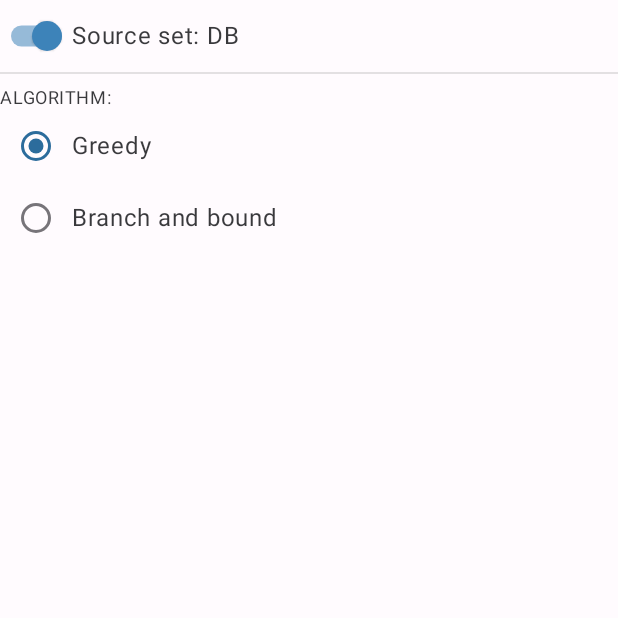
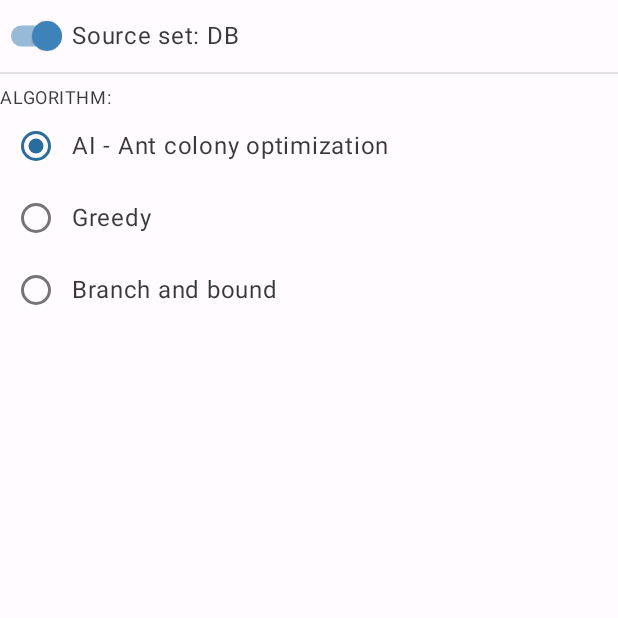
Before and after one commit to daniel553/PlatformScience, an Android app built with Jetpack Compose: the composable SimpleSettingsView shown on its own in the app's theme, on a phone screen of 412 x 824 dp, the top half of it. Run offline under Robolectric (Android 15) with nearby library versions, the phone set to English and light mode, and no system bars; our stand-ins replace Dagger/Hilt's generated code.

Commit message:
[Added] Ant colony to ui and settings as default algorithm

```diff
--- a/app/src/main/java/com/tripletres/platformscience/domain/algorithm/AssignationAlgorithmType.kt
+++ b/app/src/main/java/com/tripletres/platformscience/domain/algorithm/AssignationAlgorithmType.kt
@@ -6,4 +6,5 @@ package com.tripletres.platformscience.domain.algorithm
 enum class AssignationAlgorithmType {
     GREEDY,
     BRANCH,
+    ANT_COLONY
 }
--- a/app/src/main/java/com/tripletres/platformscience/domain/model/Converter.kt
+++ b/app/src/main/java/com/tripletres/platformscience/domain/model/Converter.kt
@@ -66,6 +66,7 @@ fun String.toAssignationAlgorithmType(): AssignationAlgorithmType {
     return when (this) {
         "GREEDY" -> AssignationAlgorithmType.GREEDY
         "BRANCH_BOUND" -> AssignationAlgorithmType.BRANCH
-        else -> TODO("No available")
+        "ACO" -> AssignationAlgorithmType.ANT_COLONY
+        else -> TODO("Domain: Algorithm No Available")
     }
 }
--- a/app/src/main/java/com/tripletres/platformscience/ui/view/settings/SimpleSettingsView.kt
+++ b/app/src/main/java/com/tripletres/platformscience/ui/view/settings/SimpleSettingsView.kt
@@ -14,6 +14,7 @@ import androidx.compose.ui.res.stringResource
 import androidx.compose.ui.unit.dp
 import androidx.hilt.navigation.compose.hiltViewModel
 import com.tripletres.platformscience.R
+import com.tripletres.platformscience.util.SimpleSettingsUtil.Companion.ALGORITHM_ACO
 import com.tripletres.platformscience.util.SimpleSettingsUtil.Companion.ALGORITHM_BRANCH_BOUND
 import com.tripletres.platformscience.util.SimpleSettingsUtil.Companion.ALGORITHM_GREEDY
 
@@ -47,6 +48,7 @@ fun SimpleSettingsView(modifier: Modifier? = Modifier) {
                 Text(
                     text = stringResource(
                         id = when (algorithm) {
+                            ALGORITHM_ACO -> R.string.algorithm_aco
                             ALGORITHM_GREEDY -> R.string.algorithm_greedy
                             ALGORITHM_BRANCH_BOUND -> R.string.algorithm_branch_and_bound
                             else -> R.string.algorithm_greedy
--- a/app/src/main/java/com/tripletres/platformscience/util/SimpleSettingsUtil.kt
+++ b/app/src/main/java/com/tripletres/platformscience/util/SimpleSettingsUtil.kt
@@ -19,13 +19,19 @@ class SimpleSettingsUtil @Inject constructor(@ApplicationContext val context: Co
         const val DB_OR_API_DEF = "DB" //DB is default
         const val DB_OR_API_API = "API" //API option
         const val ALGORITHM: String = "ALGORITHM"
+        const val ALGORITHM_ACO: String = "ACO"
         const val ALGORITHM_GREEDY: String = "GREEDY"
         const val ALGORITHM_BRANCH_BOUND: String = "BRANCH_BOUND"
-        const val ALGORITHM_DEF: String = ALGORITHM_GREEDY
+        const val ALGORITHM_DEF: String = ALGORITHM_ACO
 
-        //TODO: Add more algorithms
+
+        /**
+         * Gets all algorithms available
+         * @return a list of settings name constants for algorithm
+         */
         fun allAlgorithms(): List<String> {
             return listOf(
+                ALGORITHM_ACO,
                 ALGORITHM_GREEDY,
                 ALGORITHM_BRANCH_BOUND
             )
@@ -38,12 +44,18 @@ class SimpleSettingsUtil @Inject constructor(@ApplicationContext val context: Co
         ALGORITHM to ALGORITHM_DEF
     )
 
+    /**
+     * Get a preference matching with key or default value in mode private
+     */
     fun getPreference(setting: String): String {
         return with(context.getSharedPreferences(SETTINGS, MODE_PRIVATE)) {
             getString(setting, byDefault[setting])!!
         }
     }
 
+    /**
+     * Sets a preference in mode private
+     */
     fun setPreference(setting: String, value: String) {
         with(context.getSharedPreferences(SETTINGS, MODE_PRIVATE).edit()) {
             putString(setting, value).commit()
--- a/app/src/main/res/values/strings.xml
+++ b/app/src/main/res/values/strings.xml
@@ -22,6 +22,7 @@
     <string name="algorithm">Algorithm:</string>
     <string name="algorithm_greedy">Greedy</string>
     <string name="algorithm_branch_and_bound">Branch and bound</string>
+    <string name="algorithm_aco">AI - Ant colony optimization</string>
 
     //Common
     <string name="ok">OK</string>
```
Also changed, not shown: app/src/main/java/com/tripletres/platformscience/domain/AssignDriversToShipmentsUseCase.kt (+3 -5 lines), app/src/main/java/com/tripletres/platformscience/domain/algorithm/AntColonyOptimizationAlgorithm.kt (+5 -2 lines).
